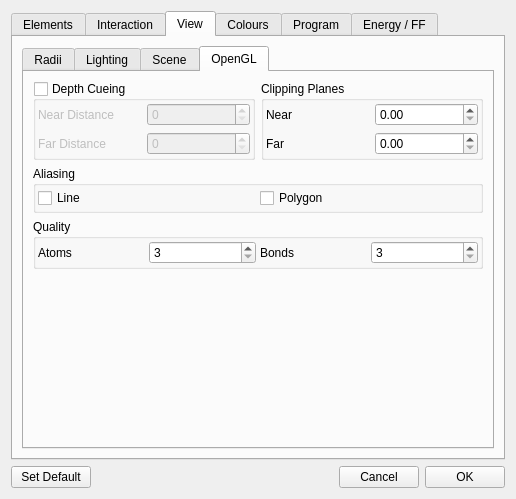
The window that src/gui/prefs.ui (trisyoungs/aten) describes before a commit, drawn with Qt 5.
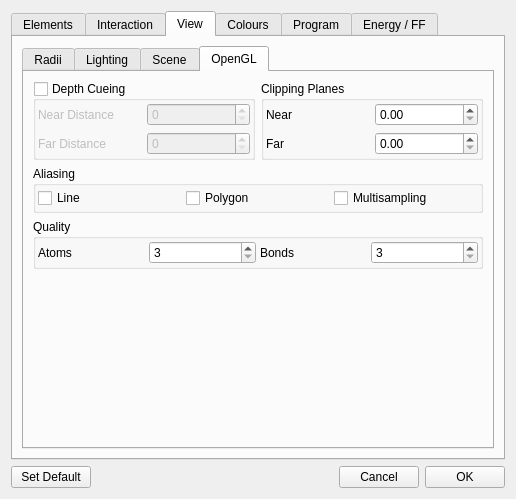
The same window after the commit. The open tabs and pages were chosen to show the change. Icons and pictures are not drawn. Custom widgets are drawn as their Qt base class.

```diff
--- a/src/gui/prefs.ui
+++ b/src/gui/prefs.ui
@@ -49,6 +49,9 @@
      <property name="currentIndex" >
       <number>0</number>
      </property>
+     <property name="usesScrollButtons" >
+      <bool>true</bool>
+     </property>
      <widget class="QWidget" name="ElementsTab" >
       <property name="geometry" >
        <rect>
@@ -2018,6 +2021,13 @@
                 </property>
                </widget>
               </item>
+              <item>
+               <widget class="QCheckBox" name="MultiSamplingCheck" >
+                <property name="text" >
+                 <string>Multisampling</string>
+                </property>
+               </widget>
+              </item>
              </layout>
             </widget>
            </item>
```
Left out of the diff: 2 changed lines with no effect on the pictures.
